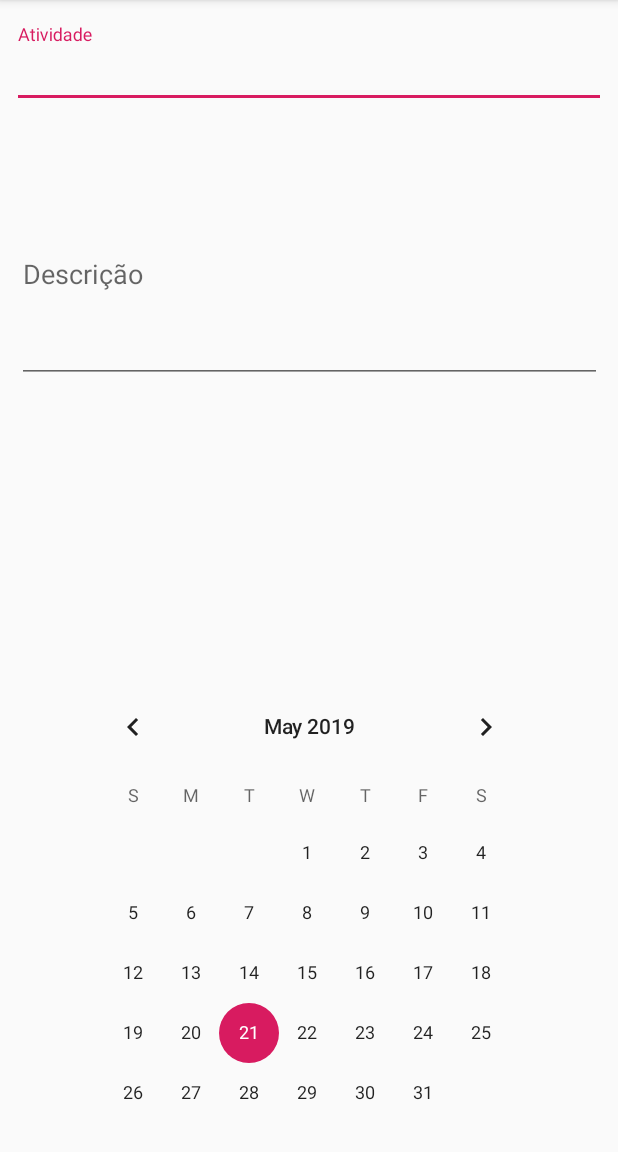
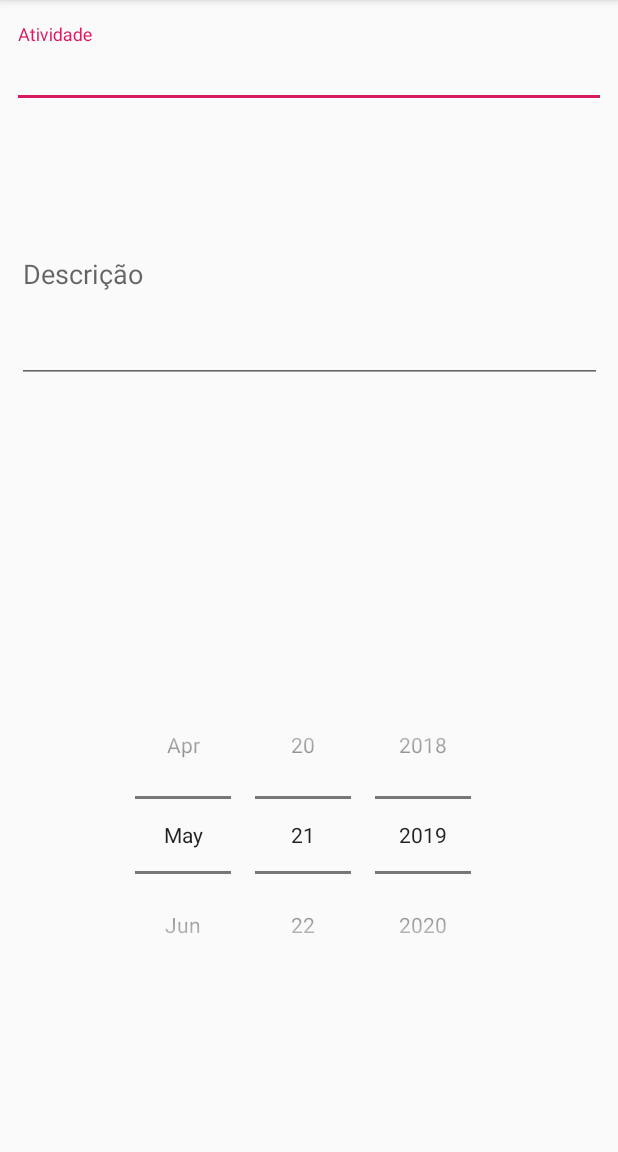
Before and after one commit to jcoelh0/IHC-AEEB, an Android app: the AtividadesExtracur_Add screen opened directly, with no data from a screen before it, on a phone screen of 412 x 824 dp, the part 84-1236 px from its top. Run offline under Robolectric (Android 15) with nearby library versions, the phone set to English and light mode, and no system bars.

Commit message:
update activity ativExtraCurriculares

```diff
--- a/app/src/main/res/layout/activity_atividades_extracur__add.xml
+++ b/app/src/main/res/layout/activity_atividades_extracur__add.xml
@@ -41,11 +41,13 @@
             android:hint="@string/descri_o" />
     </android.support.design.widget.TextInputLayout>
 
-    <CalendarView
-        android:id="@+id/calendarView2"
+    <DatePicker
+        android:id="@+id/datePicker1"
         android:layout_width="314dp"
         android:layout_height="301dp"
         android:layout_marginBottom="16dp"
+        android:calendarViewShown="false"
+        android:datePickerMode="spinner"
         app:layout_constraintBottom_toBottomOf="parent"
         app:layout_constraintEnd_toEndOf="parent"
         app:layout_constraintStart_toStartOf="parent" />
```
Also changed, not shown: app/src/main/java/com/example/myapplication/AtividadesExtracur.java (+22 -6 lines), app/src/main/java/com/example/myapplication/AtividadesExtracur_Add.java (+26 -5 lines).
